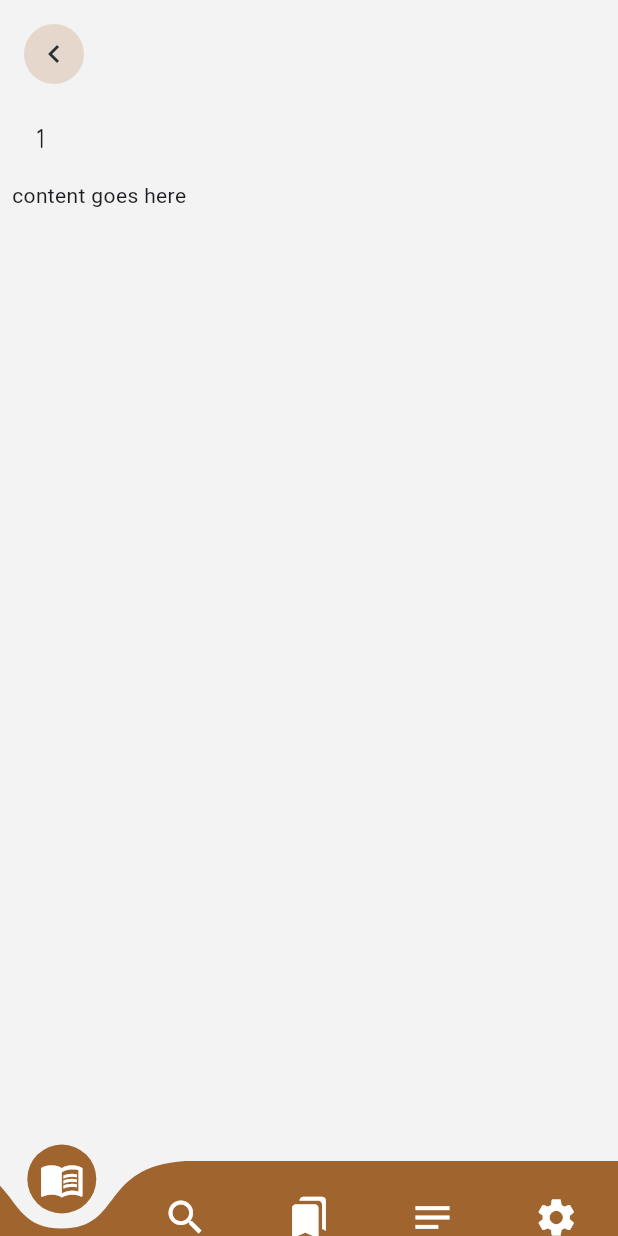
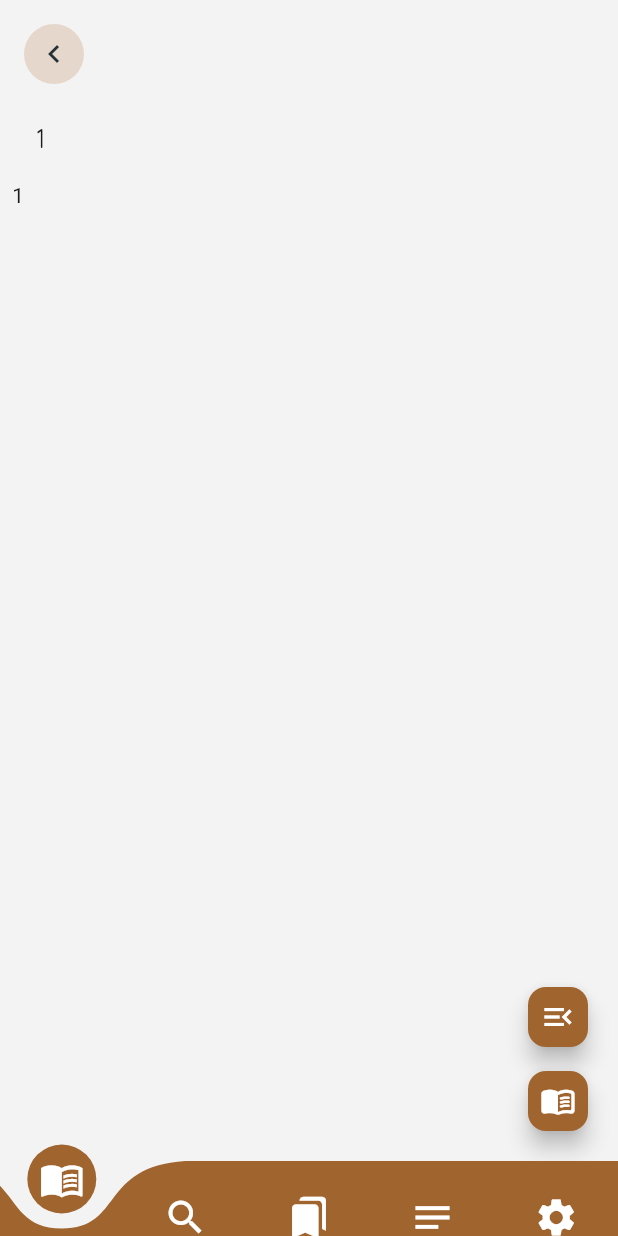
Before and after one commit to ajayajay441/flutter, a Flutter app: the screen it shows after launch, after a tap on an icon or button, on a phone screen of 412 x 824 dp. Run offline on Flutter 3.47's test engine with Material 3 defaults, Android fonts, the phone set to English and light mode, and no system bars; drawn by our look-alikes of curved_navigation_bar; our stand-ins replace flutter_svg.

```diff
--- a/lib/pages/book/book_page.dart
+++ b/lib/pages/book/book_page.dart
@@ -1,14 +1,27 @@
+// ignore_for_file: library_private_types_in_public_api
+
 import 'package:flutter/material.dart';
+import 'package:horeb_telugu_reference_bible/ui/book/sidemenu_trigger.dart';
 import 'package:horeb_telugu_reference_bible/ui/common/book_page_app_bar.dart';
 import 'package:horeb_telugu_reference_bible/ui/common/page_corner_bg_widget.dart';
 
-class BookPage extends StatelessWidget {
+class BookPage extends StatefulWidget {
   final String id;
+
   const BookPage({super.key, required this.id});
+
+  @override
+  _BookPageState createState() => _BookPageState();
+}
+
+class _BookPageState extends State<BookPage> {
+  final GlobalKey<ScaffoldState> _scaffoldKey = GlobalKey<ScaffoldState>();
+  // bool _isExpanded = false;
 
   @override
   Widget build(BuildContext context) {
     return Scaffold(
+      key: _scaffoldKey,
       body: Stack(
         fit: StackFit.expand,
         children: [
@@ -24,14 +37,60 @@ class BookPage extends StatelessWidget {
                 child: Column(
                   crossAxisAlignment: CrossAxisAlignment.start,
                   children: [
-                    BookPageAppBar(id: id),
-                    const Text('content goes here'),
+                    BookPageAppBar(id: widget.id),
+                    Text(widget.id),
                   ],
                 ),
               ),
             ),
-          )
+          ),
         ],
+      ),
+      floatingActionButton: buildFAB(_scaffoldKey, context),
+      drawer: Drawer(
+        backgroundColor: const Color(0xFFF4F3F3),
+        child: Column(
+          children: [
+            DrawerHeader(
+              margin: const EdgeInsets.all(0),
+              padding: const EdgeInsets.only(left: 16.0),
+              decoration: const BoxDecoration(
+                color: Color(0xFFEEE4DB),
+              ),
+              child: Stack(fit: StackFit.expand, children: [
+                pageBackgroundImage(),
+                const Column(
+                    crossAxisAlignment: CrossAxisAlignment.start,
+                    mainAxisAlignment: MainAxisAlignment.center,
+                    children: [
+                      Text('Genesis',
+                          style: TextStyle(
+                              fontSize: 36,
+                              fontWeight: FontWeight.bold,
+                              fontFamily: 'Chathura')),
+                      Text('20 Chapters',
+                          style:
+                              TextStyle(fontSize: 28, fontFamily: 'Chathura'))
+                    ]),
+              ]),
+            ),
+            // List
+            Expanded(
+              child: ListView.builder(
+                itemCount: 10, // Size of the array
+                itemBuilder: (context, index) {
+                  return ListTile(
+                    // tileColor: const Color(0xFFF4F3F3),
+                    title: Text('Item ${index + 1}'),
+                    onTap: () {
+                      // Handle onTap for each ListTile
+                    },
+                  );
+                },
+              ),
+            ),
+          ],
+        ),
       ),
     );
   }
--- /dev/null
+++ b/lib/ui/book/sidemenu_trigger.dart
@@ -0,0 +1,34 @@
+import 'package:flutter/material.dart';
+
+Widget buildFAB(scaffoldKey, BuildContext context) {
+  return Column(
+    mainAxisAlignment: MainAxisAlignment.end,
+    crossAxisAlignment: CrossAxisAlignment.center,
+    children: [
+      FloatingActionButton(
+        onPressed: () {
+          scaffoldKey.currentState?.openDrawer();
+        },
+        backgroundColor:
+            const Color(0xFFA0642F), // Customize button color as needed
+        foregroundColor: Colors.white, // Customize icon color as needed
+        mini: true, // Make button smaller
+        child: const Icon(Icons
+            .menu_open), // Remove hero tag to prevent duplicate hero errors
+      ),
+      const SizedBox(height: 8), // Add some vertical space between buttons
+      FloatingActionButton(
+          onPressed: () {
+            Navigator.pushNamedAndRemoveUntil(context, '/', (route) => false);
+          },
+          backgroundColor:
+              const Color(0xFFA0642F), // Customize button color as needed
+          foregroundColor: Colors.white, // Customize icon color as needed
+          mini: true, // Make button smaller
+          child: const Icon(
+            Icons.menu_book_rounded,
+          ) // Remove hero tag to prevent duplicate hero errors
+          ),
+    ],
+  );
+}
```
